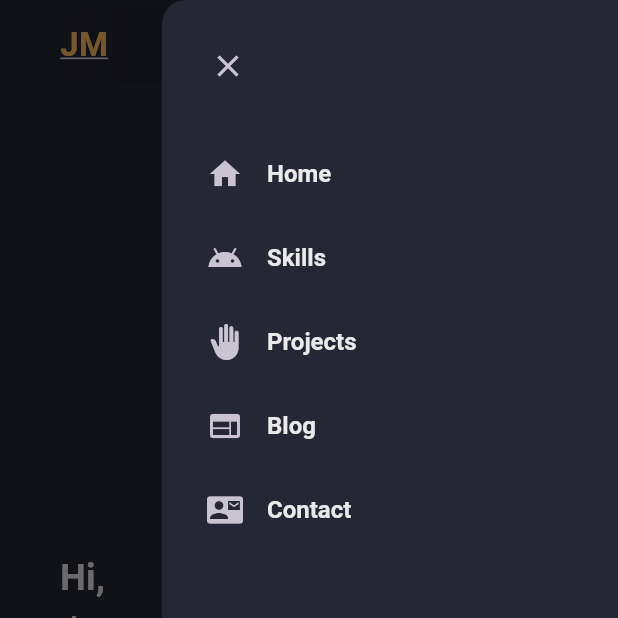
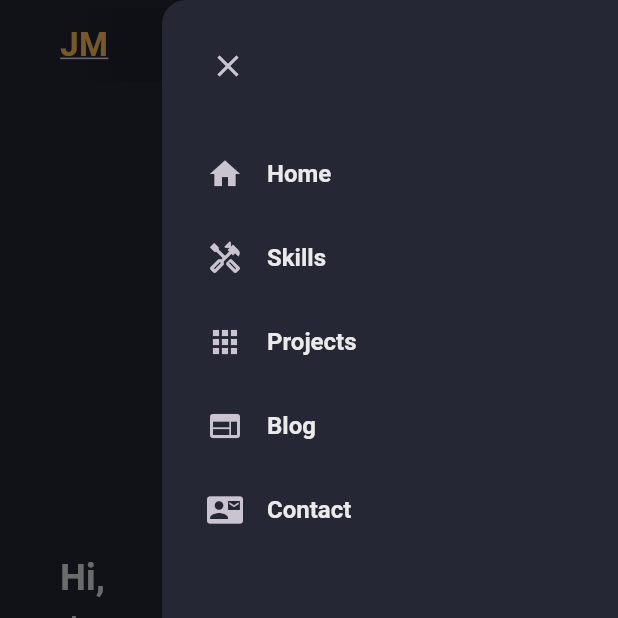
Before and after one commit to MachadoJorgeH/flutter_portfolio, a Flutter app: the screen it shows after launch, with the side drawer open, on a phone screen of 412 x 824 dp, the top half of it. Run offline on Flutter 3.47's test engine with Material 3 defaults, Android fonts, the light colour scheme and no system bars; our stand-ins replace gap.

Commit message:
Feat(container skill): Add container skill for desktop only. TODO: add container skill for mobile too.
- Add icons for chips in asset folder

```diff
--- a/lib/constants/nav_items.dart
+++ b/lib/constants/nav_items.dart
@@ -10,8 +10,8 @@ List<String> navTitles = [
 
 List<IconData> navIcons = [
   Icons.home,
-  Icons.android_outlined,
-  Icons.back_hand,
+  Icons.handyman_outlined,
+  Icons.apps,
   Icons.web,
   Icons.quick_contacts_mail,
 ];
--- /dev/null
+++ b/lib/constants/skill_items.dart
@@ -0,0 +1,49 @@
+const List<Map> platformItems = [
+  {
+    "img": "assets/android_icon.png",
+    "title": "Android Dev",
+  },
+  {
+    "img": "assets/web_icon.png",
+    "title": "Web Dev",
+  },
+  {
+    "img": "assets/ios_icon.png",
+    "title": "IOS Dev",
+  },
+  {
+    "img": "assets/desktop_icon.png",
+    "title": "Desktop Dev",
+  }
+];
+
+const List<Map> skillItems = [
+  {
+    "img": "assets/flutter.png",
+    "title": "Flutter",
+  },
+  {
+    "img": "assets/dart.png",
+    "title": "Dart",
+  },
+  {
+    "img": "assets/html5.png",
+    "title": "HTML5",
+  },
+  {
+    "img": "assets/css3.png",
+    "title": "CSS3",
+  },
+  {
+    "img": "assets/javascript.png",
+    "title": "JS",
+  },
+  {
+    "img": "assets/python.png",
+    "title": "Python",
+  },
+  {
+    "img": "assets/github.png",
+    "title": "GitHub",
+  }
+];
--- a/lib/pages/home_page.dart
+++ b/lib/pages/home_page.dart
@@ -3,6 +3,7 @@ import 'package:gap/gap.dart';
 import 'package:my_portifolio/constants/colors.dart';
 import 'package:my_portifolio/constants/nav_items.dart';
 import 'package:my_portifolio/constants/size.dart';
+import 'package:my_portifolio/constants/skill_items.dart';
 import 'package:my_portifolio/styles/style.dart';
 import 'package:my_portifolio/widgets/drawer_mobile.dart';
 import 'package:my_portifolio/widgets/header_desktop.dart';
@@ -56,10 +57,87 @@ class _HomePageState extends State<HomePage> {
 
               //SKILLS
               Container(
-                height: 500,
-                width: double.maxFinite,
-                color: Colors.blueGrey,
+                width: screenWidth,
+                padding: EdgeInsets.fromLTRB(25, 20, 25, 60),
+                color: CustomColor.bgLight1,
+                child: Column(
+                  mainAxisSize: MainAxisSize.min,
+                  children: [
+                    //title
+                    Text('What I can do', style: TextStyle(
+                      fontSize: 24,
+                      fontWeight: FontWeight.bold,
+                      color: CustomColor.whitePrimary
+                    )),
+                    Gap(20),
+
+                    //plataforms and skills
+                    Row(
+                      crossAxisAlignment: CrossAxisAlignment.start,
+                      mainAxisAlignment: MainAxisAlignment.center,
+                      children: [
+                        //platforms
+                        ConstrainedBox(
+                          constraints: BoxConstraints(
+                            maxWidth: 450,
+                          ),
+                          child: Wrap(
+                            spacing: 5,
+                            runSpacing: 5,
+                            children: [
+                              for (int i = 0; i < platformItems.length; i++)
+                              Container(
+                                width: 200,
+                                decoration: BoxDecoration(
+                                  color: CustomColor.bgLight2,
+                                  borderRadius: BorderRadius.circular(10),
+                                  // border: Border.all(color: CustomColor.whitePrimary),
+                                ),
+                                child: ListTile(
+                                  contentPadding: EdgeInsets.symmetric(horizontal: 20, vertical: 10),
+                                  leading: Image.asset(platformItems[i]['img'], width: 26,),
+                                  title: Text(platformItems[i]['title']),
+                                ),
+                              )
+                            ],
+                          ),
+                        ),
+                        Gap(50),
+
+                        //skills
+                        Flexible(
+                          child: ConstrainedBox(
+                            constraints: const BoxConstraints(
+                              maxWidth: 500
+                            ),
+                            child: Wrap(
+                              spacing: 10,
+                              runSpacing: 10,
+                              children: [
+                                for (int i = 0; i < skillItems.length; i++)
+                                Container(
+                                  decoration: BoxDecoration(
+                                    // border: Border.all(color: CustomColor.whitePrimary),
+                                    // borderRadius: BorderRadius.circular(5),
+                                  ),
+                                  child: Chip(
+                                    backgroundColor: CustomColor.bgLight2,
+                                    padding: EdgeInsets.symmetric(vertical: 12, horizontal: 16),
+                                    label: Text(skillItems[i]['title']),
+                                    avatar: Image.asset(skillItems[i]['img'], width: 26),),
+                                ),
+
+                              ],
+                            ),
+                          ),
+                        )
+                      ],
+                    )
+                  ],
+                ),
               ),
+
+
               //Projects
               Container(height: 500, width: double.maxFinite),
               //Contacts
```
Also changed, not shown: assets/android_icon.png (added), assets/css3.png (added), assets/dart.png (added), assets/desktop_icon.png (added), assets/docker.png (added), assets/facebook.png (added), assets/flutter.png (added), assets/github.png (added), assets/html5.png (added), assets/hugo.png (added), assets/instagram.png (added), assets/ios_icon.png (added), assets/javascript.png (added), assets/linkedin.png (added), 3 more files.
